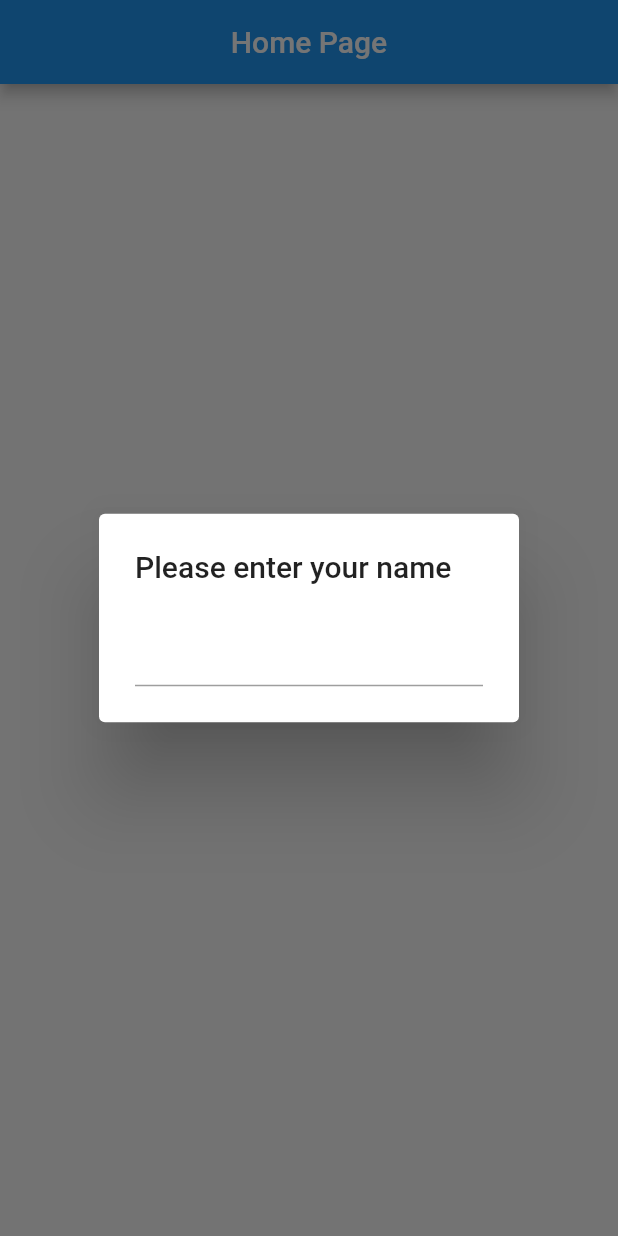
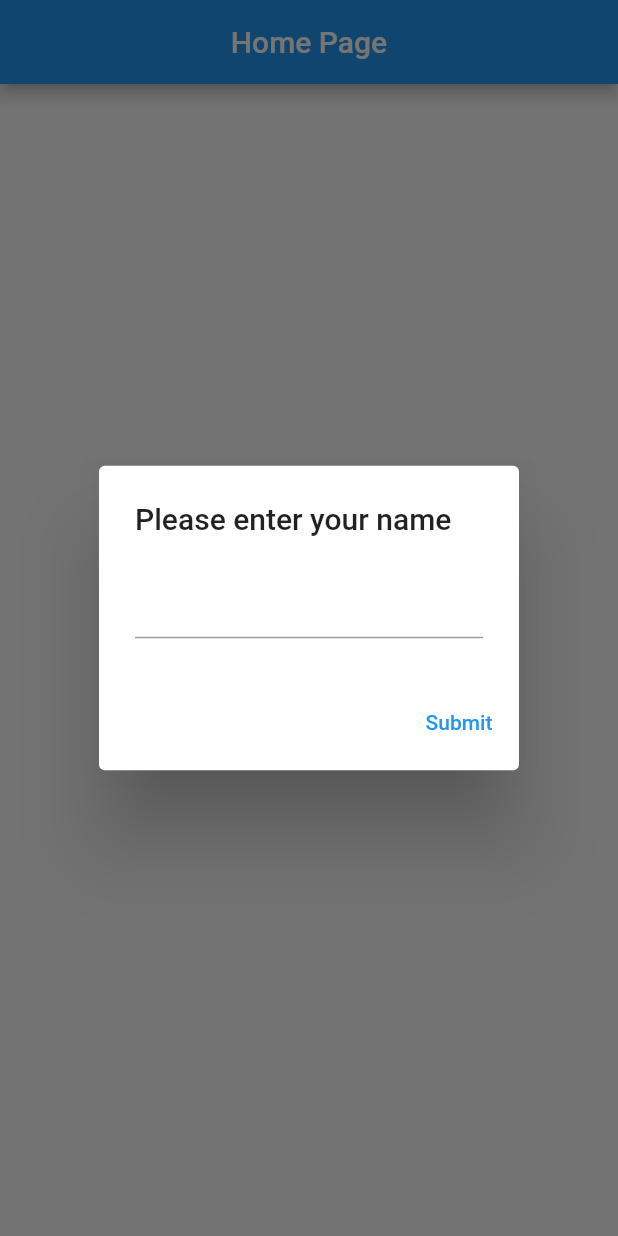
Before and after one commit to sparklearnedtech/flutter-chat, a Flutter app: the screen it shows after launch, after a tap on "Chat Page", on a phone screen of 412 x 824 dp. Run offline on Flutter 3.47's test engine with Material 2 defaults, Android fonts, the light colour scheme and no system bars.

Commit message:
Added action button to dialog

```diff
--- a/lib/pages/home/home_page.dart
+++ b/lib/pages/home/home_page.dart
@@ -24,6 +24,12 @@ class _HomePageState extends State<HomePage> {
               builder: (BuildContext context) => AlertDialog(
                 title: const Text("Please enter your name"),
                 content: TextFormField(),
+                actions: [
+                  TextButton(
+                    onPressed: () => {},
+                    child: const Text("Submit"),
+                  ),
+                ],
               ),
             ),
           },
```
